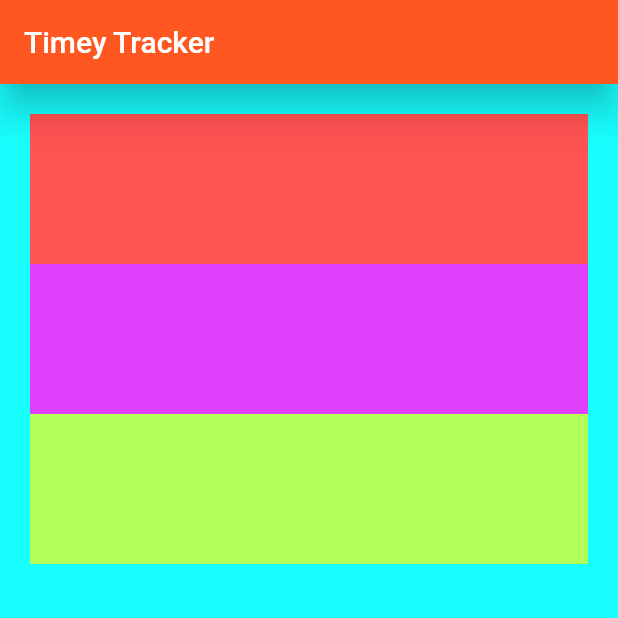
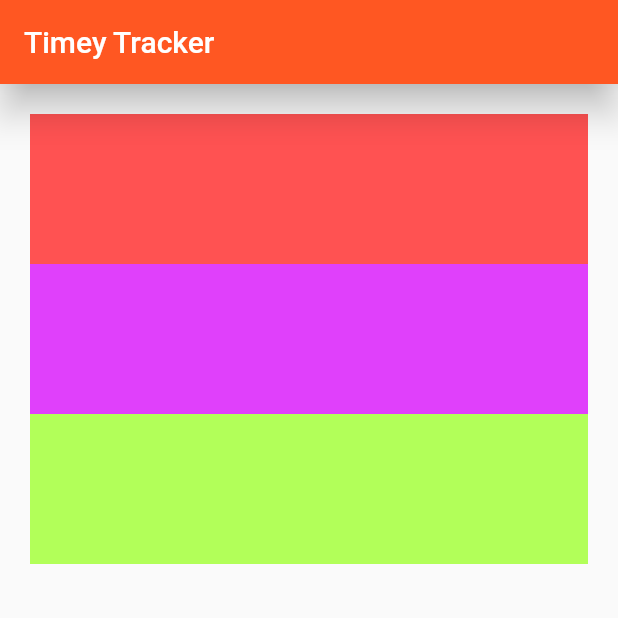
Before and after one commit to VickyAbishek/flutter_timesheet, a Flutter app: the screen it shows after launch, on a phone screen of 412 x 824 dp, the top half of it. Run offline on Flutter 3.47's test engine with Material 2 defaults, Android fonts, the phone set to English and light mode, and no system bars.

Commit message:
day - 002
updated container widget with padding widget

```diff
--- a/timesheet/lib/view/login.dart
+++ b/timesheet/lib/view/login.dart
@@ -18,8 +18,8 @@ class LoginPage extends StatelessWidget {
   }
 
   Widget _buildContainer() {
-    return Container(
-      color: Colors.cyanAccent,
+    return Padding(
+      // color: Colors.cyanAccent,
       padding: EdgeInsets.all(20.0),
       child: Column(
         crossAxisAlignment: CrossAxisAlignment.stretch,
```
